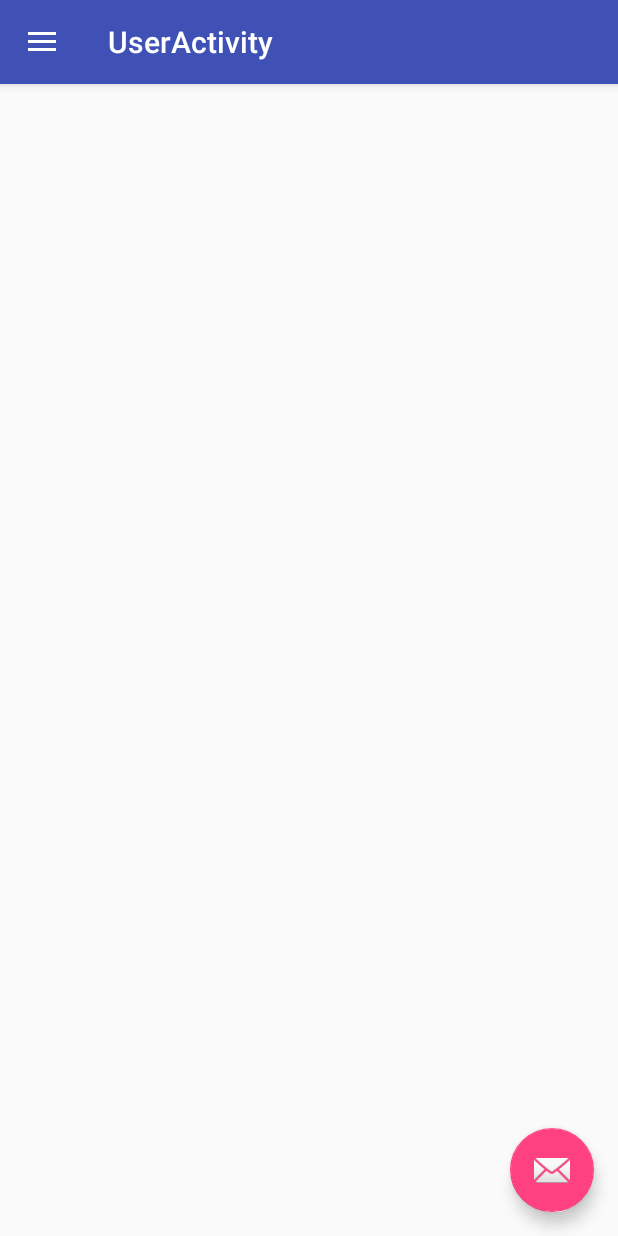
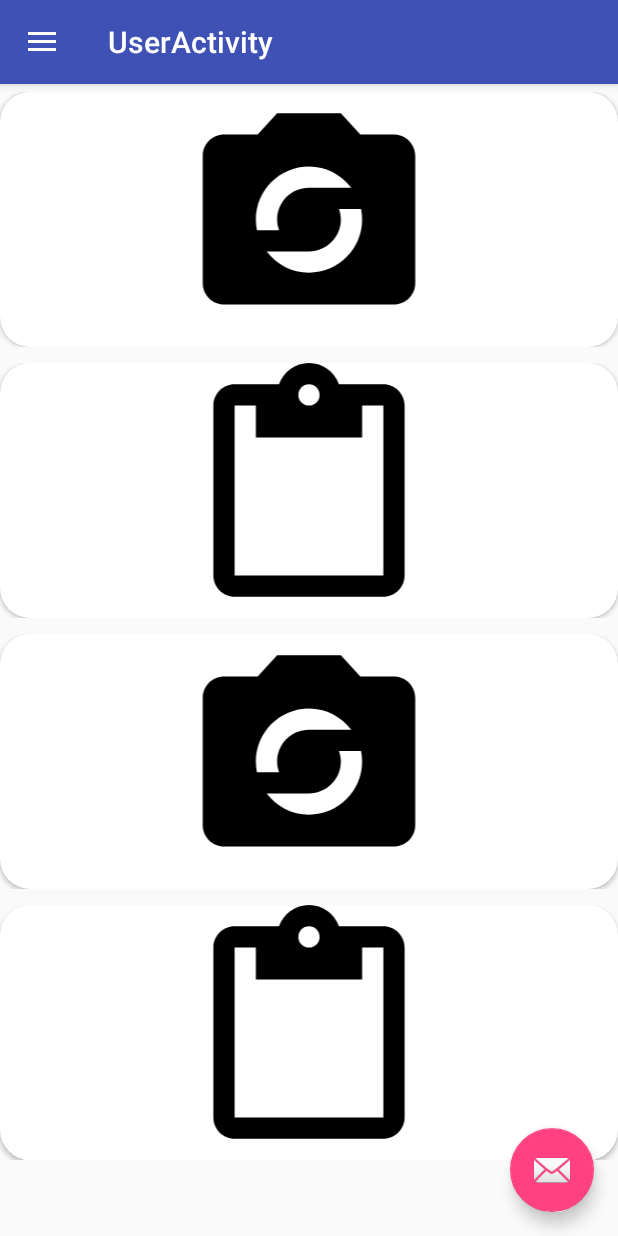
Before and after one commit to dhruvil16/Udaan2k19, an Android app: the Home screen opened directly, with no data from a screen before it, after a tap on an icon or button, on a phone screen of 412 x 824 dp. Run offline under Robolectric (Android 15) with nearby library versions, the phone set to English and light mode, and no system bars.

Commit message:
add java file for Technical Catagory

```diff
--- a/app/src/main/java/com/example/dell/udaan2k19/EventCatagoryAdapter.java
+++ b/app/src/main/java/com/example/dell/udaan2k19/EventCatagoryAdapter.java
@@ -47,6 +47,8 @@ public class EventCatagoryAdapter extends  RecyclerView.Adapter<EventCatagoryAda
 
         viewHolder.iv.setImageResource(obj.getImage());
 
+        // set onClickListener
+
         viewHolder.ll.setOnClickListener(new View.OnClickListener() {
             @Override
             public void onClick(View v) {
--- a/app/src/main/java/com/example/dell/udaan2k19/TechnicalEvent.java
+++ b/app/src/main/java/com/example/dell/udaan2k19/TechnicalEvent.java
@@ -4,23 +4,54 @@ import android.os.Bundle;
 import android.support.annotation.NonNull;
 import android.support.annotation.Nullable;
 import android.support.v4.app.Fragment;
+import android.support.v7.widget.LinearLayoutManager;
+import android.support.v7.widget.RecyclerView;
 import android.view.LayoutInflater;
 import android.view.View;
 import android.view.ViewGroup;
+import android.widget.Toast;
 
-public class TechnicalEvent extends Fragment{
+import java.util.ArrayList;
 
+public class TechnicalEvent extends Fragment implements EventCatagoryClicked{
+
+    ArrayList list;
+    RecyclerView recyclerView;
+    EventCatagoryAdapter adapter;
     @Nullable
     @Override
     public View onCreateView(@NonNull LayoutInflater inflater, @Nullable ViewGroup container, @Nullable Bundle savedInstanceState) {
-        View view = inflater.inflate(R.layout.sub_catagory_event,container,false);
+        View view = inflater.inflate(R.layout.sub_catagory_event_list,container,false);
         return view;
     }
 
     @Override
     public void onViewCreated(@NonNull View view, @Nullable Bundle savedInstanceState) {
         super.onViewCreated(view, savedInstanceState);
+
+
+        list = new ArrayList<>();
+        recyclerView = getActivity().findViewById(R.id.recycler_view_for_catagory);
+
+
+        list.add(new EventCatagory(R.drawable.arcamera));
+        list.add(new EventCatagory(R.drawable.registerd));
+        list.add(new EventCatagory(R.drawable.arcamera));
+        list.add(new EventCatagory(R.drawable.registerd));
+
+        adapter = new EventCatagoryAdapter(list,getActivity(),this);
+
+        RecyclerView.LayoutManager manager = new LinearLayoutManager(getActivity(),LinearLayoutManager.VERTICAL,false);
+
+        recyclerView.setLayoutManager(manager);
+
+        recyclerView.setAdapter(adapter);
+
     }
 
 
+    @Override
+    public void respondOnClickEvent(EventCatagory obj) {
+        Toast.makeText(getActivity()," clicked ", Toast.LENGTH_SHORT).show();
+    }
 }
--- a/app/src/main/res/layout/event_catagory_view.xml
+++ b/app/src/main/res/layout/event_catagory_view.xml
@@ -4,12 +4,14 @@
     android:layout_height="wrap_content"
     xmlns:app="http://schemas.android.com/apk/res-auto"
     android:id="@+id/linear_layout_Event_catagory"
+    android:layout_marginTop="5dp"
+    android:layout_marginBottom="5dp"
     android:orientation="vertical">
 <android.support.v7.widget.CardView
     android:layout_width="match_parent"
     android:layout_height="wrap_content"
-    app:cardCornerRadius="50dp"
-    android:layout_marginTop="10dp"
+    app:cardCornerRadius="20dp"
+
     android:elevation="5dp">
     <ImageView
         android:layout_width="match_parent"
--- a/app/src/main/res/layout/sub_catagory_event_list.xml
+++ b/app/src/main/res/layout/sub_catagory_event_list.xml
@@ -1,6 +1,14 @@
 <?xml version="1.0" encoding="utf-8"?>
-<android.support.constraint.ConstraintLayout
-    xmlns:android="http://schemas.android.com/apk/res/android" android:layout_width="match_parent"
-    android:layout_height="match_parent">
+<LinearLayout xmlns:android="http://schemas.android.com/apk/res/android"
+    android:layout_width="match_parent"
+    android:layout_height="match_parent"
+    android:orientation="vertical">
 
-</android.support.constraint.ConstraintLayout>
+    <android.support.v7.widget.RecyclerView
+        android:layout_width="match_parent"
+        android:layout_height="match_parent"
+        android:id="@+id/recycler_view_for_catagory"
+        />
+
+
+</LinearLayout>
```
Also changed, not shown: app/src/main/res/layout/all_event_list.xml (+10 -3 lines), app/src/main/res/layout/event_view.xml (added, +80 -0 lines).
